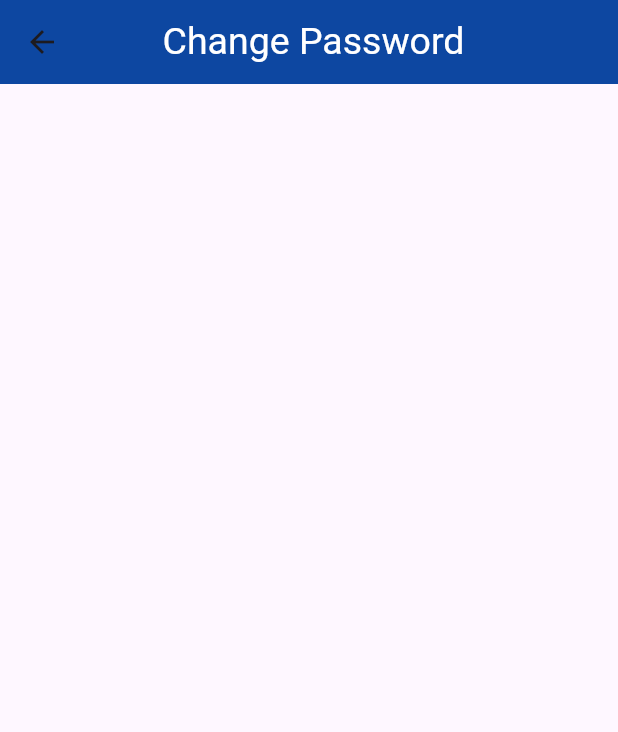
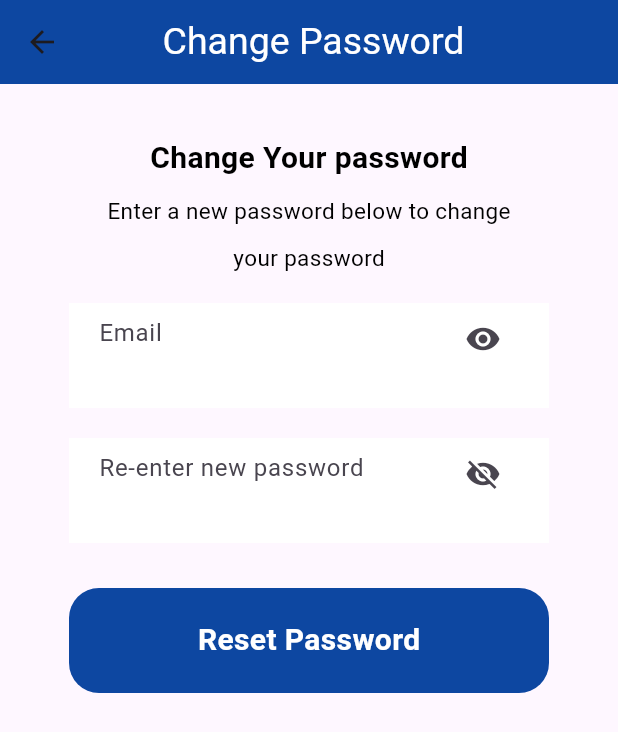
Before and after one commit to murarikumar12345/Roots_App, a Flutter app: the Changepassword screen opened directly, on a phone screen of 412 x 824 dp. Shown: the top 732 px of the screen. Run offline on Flutter 3.47's test engine with Material 3 defaults, Android fonts, the phone set to English and light mode, and no system bars.

Commit message:
changepassword

```diff
--- a/lib/Screen/changepassword.dart
+++ b/lib/Screen/changepassword.dart
@@ -1,4 +1,6 @@
 import 'package:flutter/material.dart';
+import 'package:rootsapp/Screen/profilescreen.dart';
+
 class Changepassword extends StatefulWidget {
   const Changepassword({super.key});
 
@@ -17,9 +19,119 @@ class _ChangepasswordState extends State<Changepassword> {
           padding: const EdgeInsets.only(right: 50),
           child: Center(
               child: Text(
-                'Change Password',
-                style: TextStyle(color: Colors.white, fontSize: 25),
-              )),
+            'Change Password',
+            style: TextStyle(color: Colors.white, fontSize: 25),
+          )),
+        ),
+      ),
+      body: SingleChildScrollView(
+        child: Column(
+          children: [
+            Center(
+              child: Padding(
+                padding: const EdgeInsets.only(top: 35),
+                child: Text(
+                  'Change Your password',
+                  style: TextStyle(
+                      color: Colors.black,
+                      fontSize: 20,
+                      fontWeight: FontWeight.bold),
+                ),
+              ),
+            ),
+            SizedBox(
+              height: 10,
+            ),
+            Center(
+              child: Text(
+                'Enter a new password below to change',
+                style: TextStyle(
+                  color: Colors.black,
+                  fontSize: 15,
+                ),
+              ),
+            ),
+            SizedBox(
+              height: 10,
+            ),
+            Center(
+              child: Text(
+                'your password',
+                style: TextStyle(
+                  color: Colors.black,
+                  fontSize: 15,
+                ),
+              ),
+            ),
+            SizedBox(
+              height: 20,
+            ),
+            Container(
+              width: 320,
+              height: 70,
+              color: Colors.white,
+              child: Padding(
+                padding: const EdgeInsets.symmetric(horizontal: 20),
+                child: TextField(
+                  keyboardType: TextInputType.emailAddress,
+                  decoration: InputDecoration(
+                    hintText: 'Email',
+                    border: InputBorder.none,
+                    suffixIcon: Icon(Icons.remove_red_eye),
+                  ),
+                ),
+              ),
+            ),
+            SizedBox(
+              height: 20,
+            ),
+            Container(
+              width: 320,
+              height: 70,
+              color: Colors.white,
+              child: Padding(
+                padding: const EdgeInsets.symmetric(horizontal: 20),
+                child: TextField(
+                  keyboardType: TextInputType.text,
+                  decoration: InputDecoration(
+                    hintText: 'Re-enter new password',
+                    border: InputBorder.none,
+                    suffixIcon: Icon(Icons.visibility_off),
+                  ),
+                ),
+              ),
+            ),
+            SizedBox(
+              height:30   ,
+            ),
+            InkWell(
+              onTap: (){
+                Navigator.push(context,
+                MaterialPageRoute(builder: (context)=>Profilescreen()),
+                );
+              },
+              child: Container(
+                width: 320,
+                height: 70,
+                decoration: BoxDecoration(
+                  color: Color(0xff0D47A1),
+                  borderRadius: BorderRadius.circular(20),
+                ),
+
+                child: Padding(
+                    padding: const EdgeInsets.symmetric(horizontal: 20),
+                    child: Center(
+                      child: Text(
+                        'Reset Password',
+                        style: TextStyle(
+                            color: Colors.white,
+                            fontSize: 20,
+                            fontWeight: FontWeight.bold),
+                      ),
+                    )),
+              ),
+            ),
+          ],
         ),
       ),
     );
```
Also changed, not shown: lib/Screen/profilescreen.dart (+28 -0 lines), lib/Screen/welcomescreen.dart (+19 -2 lines).
